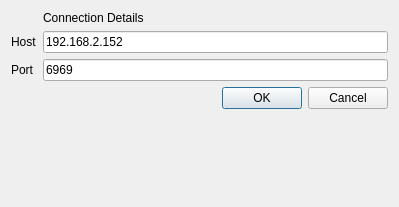
First picture: the form in client_local/client_local/api_server.ui, repository juhaszb/plant_repository, before the edit.
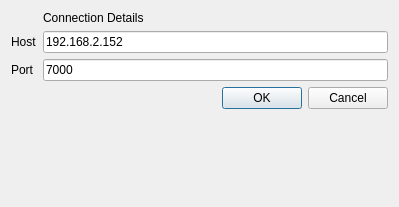
Second picture: the form after the edit.

Diff of the .ui file:
```diff
--- a/client_local/client_local/api_server.ui
+++ b/client_local/client_local/api_server.ui
@@ -45,7 +45,7 @@
    <item row="2" column="1">
     <widget class="QLineEdit" name="port">
      <property name="text">
-      <string>6969</string>
+      <string>7000</string>
      </property>
     </widget>
    </item>
```
